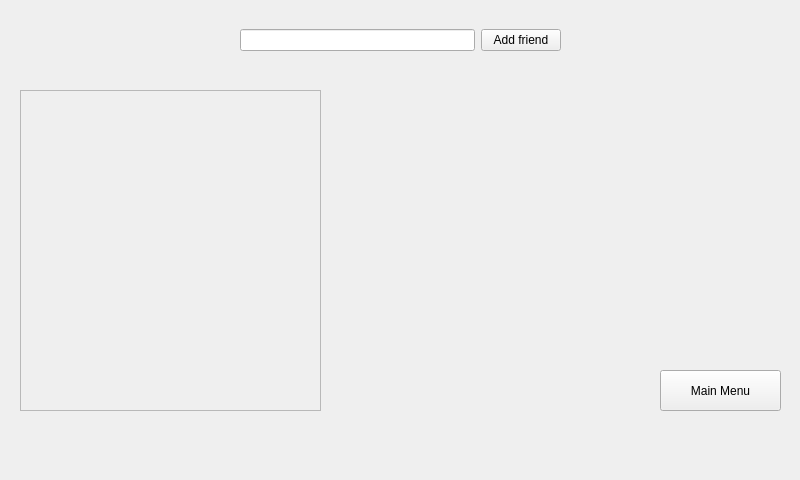
Before: the Qt Designer form interface/application.ui in DeliTrbat/LearNet, drawn with Qt 5.
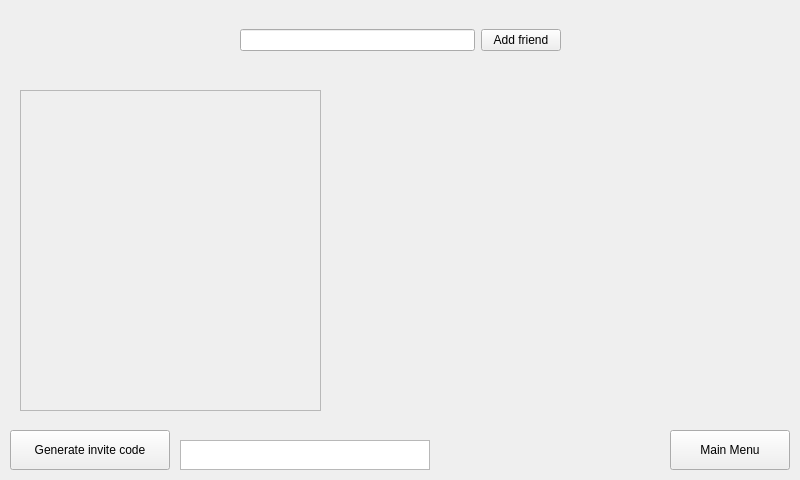
After: the same form once the commit is applied. The open tabs and pages were chosen to show the change.

Commit message: Generate invite code option added

The edit to the form file:
```diff
--- a/interface/application.ui
+++ b/interface/application.ui
@@ -99,10 +99,10 @@
     <widget class="QPushButton" name="pushButton_mainMenu">
      <property name="geometry">
       <rect>
-       <x>660</x>
-       <y>370</y>
-       <width>121</width>
-       <height>41</height>
+       <x>670</x>
+       <y>430</y>
+       <width>120</width>
+       <height>40</height>
       </rect>
      </property>
      <property name="text">
@@ -154,6 +154,36 @@
       </property>
      </widget>
     </widget>
+    <widget class="QTextEdit" name="textEdit_code">
+     <property name="geometry">
+      <rect>
+       <x>180</x>
+       <y>440</y>
+       <width>250</width>
+       <height>30</height>
+      </rect>
+     </property>
+     <property name="html">
+      <string>&lt;!DOCTYPE HTML PUBLIC &quot;-//W3C//DTD HTML 4.0//EN&quot; &quot;http://www.w3.org/TR/REC-html40/strict.dtd&quot;&gt;
+&lt;html&gt;&lt;head&gt;&lt;meta name=&quot;qrichtext&quot; content=&quot;1&quot; /&gt;&lt;style type=&quot;text/css&quot;&gt;
+p, li { white-space: pre-wrap; }
+&lt;/style&gt;&lt;/head&gt;&lt;body style=&quot; font-family:'Ubuntu'; font-size:11pt; font-weight:400; font-style:normal;&quot;&gt;
+&lt;p style=&quot;-qt-paragraph-type:empty; margin-top:0px; margin-bottom:0px; margin-left:0px; margin-right:0px; -qt-block-indent:0; text-indent:0px;&quot;&gt;&lt;br /&gt;&lt;/p&gt;&lt;/body&gt;&lt;/html&gt;</string>
+     </property>
+    </widget>
+    <widget class="QPushButton" name="pushButton_GenInvCode">
+     <property name="geometry">
+      <rect>
+       <x>10</x>
+       <y>430</y>
+       <width>160</width>
+       <height>40</height>
+      </rect>
+     </property>
+     <property name="text">
+      <string>Generate invite code</string>
+     </property>
+    </widget>
    </widget>
   </widget>
  </widget>
```
The commit also changes 24 other files.
